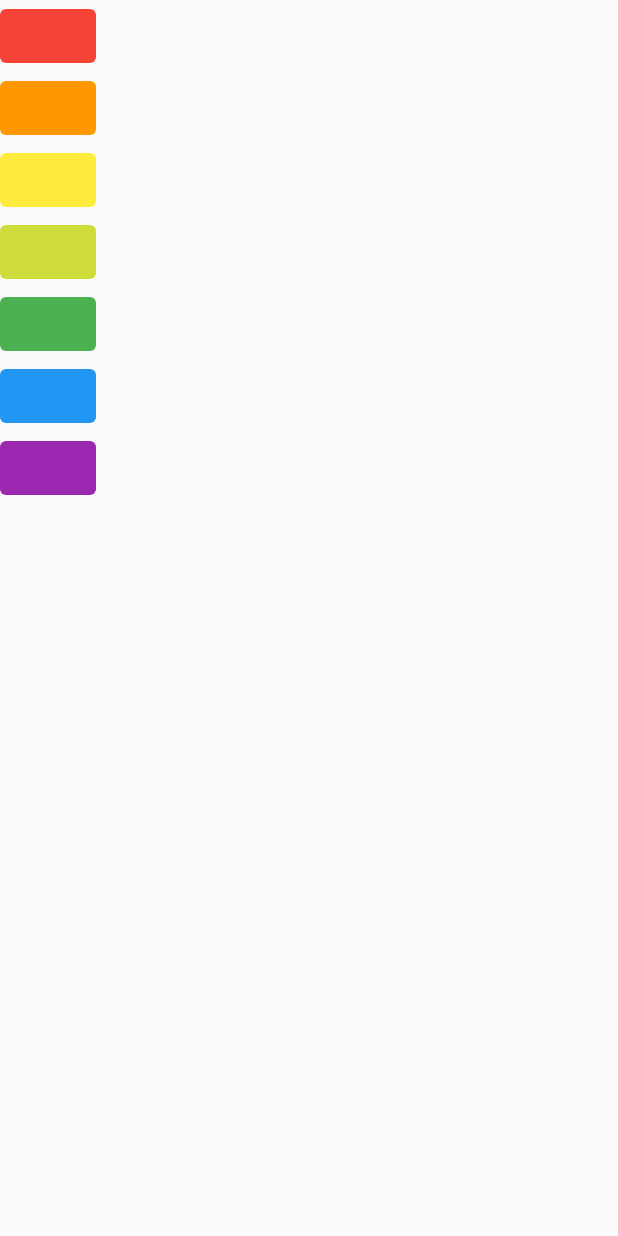
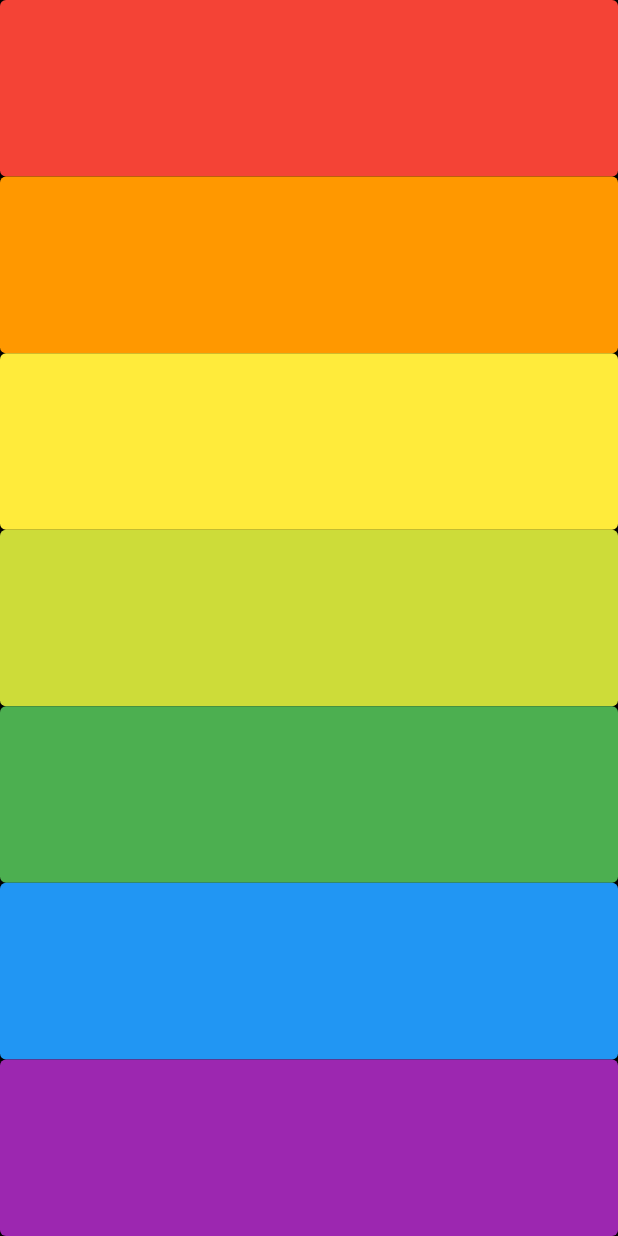
Before and after one commit to yukilaurentiu/xylophone, a Flutter app: the screen it shows after launch, on a phone screen of 412 x 824 dp. Run offline on Flutter 3.47's test engine with Material 2 defaults, Android fonts, the phone set to English and light mode, and no system bars; our stand-ins replace audioplayers.

Commit message:
refactoring code

```diff
--- a/lib/main.dart
+++ b/lib/main.dart
@@ -6,67 +6,39 @@ void main() => runApp(const XylophoneApp());
 class XylophoneApp extends StatelessWidget {
   const XylophoneApp({Key? key}) : super(key: key);
 
-  void playSound(int soundNum){
-     final player = AudioPlayer();
-     player.play(AssetSource('note$soundNum.wav'));
+  void playSound(int soundNum) {
+    final player = AudioPlayer();
+    player.play(AssetSource('note$soundNum.wav'));
   }
+
+  Expanded buildKey(Color color, int soundNum) {
+    return Expanded(
+      child: TextButton(
+        style: TextButton.styleFrom(backgroundColor: color),
+        onPressed: () {
+          playSound(soundNum);
+        },
+        child: Text(''),
+      ),
+    );
+  }
+
   @override
   Widget build(BuildContext context) {
-
     return MaterialApp(
       home: Scaffold(
+        backgroundColor: Colors.black,
         body: SafeArea(
           child: Column(
+            crossAxisAlignment: CrossAxisAlignment.stretch,
             children: [
-              TextButton(
-                style: TextButton.styleFrom(backgroundColor: Colors.red),
-                onPressed: () {
-                  playSound(1);
-                },
-                child: Text(''),
-              ),
-              TextButton(
-                style: TextButton.styleFrom(backgroundColor: Colors.orange),
-                onPressed: () {
-                 playSound(2);
-                },
-                child: Text(''),
-              ),
-              TextButton(
-                style: TextButton.styleFrom(backgroundColor: Colors.yellow),
-                onPressed: () {
-                  playSound(3);
-                },
-                child: Text(''),
-              ),
-              TextButton(
-                 style: TextButton.styleFrom(backgroundColor: Colors.lime),
-                onPressed: () {
-                   playSound(4);
-                },
-                child: Text(''),
-              ),
-              TextButton(
-                style: TextButton.styleFrom(backgroundColor: Colors.green),
-                onPressed: () {
-                  playSound(5);
-                },
-                child: Text(''),
-              ),
-              TextButton(
-                 style: TextButton.styleFrom(backgroundColor: Colors.blue),
-                onPressed: () {
-                  playSound(6);
-                },
-                child: Text(''),
-              ),
-              TextButton(
-                 style: TextButton.styleFrom(backgroundColor: Colors.purple),
-                onPressed: () {
-                  playSound(7);
-                },
-                child: Text(''),
-              ),
+              buildKey(Colors.red, 1),
+              buildKey(Colors.orange, 2),
+              buildKey(Colors.yellow, 3),
+              buildKey(Colors.lime, 4),
+              buildKey(Colors.green, 5),
+              buildKey(Colors.blue, 6),
+              buildKey(Colors.purple, 7),
             ],
           ),
         ),
```
Also changed, not shown: lib/challenge.dart (added, +14 -0 lines).
